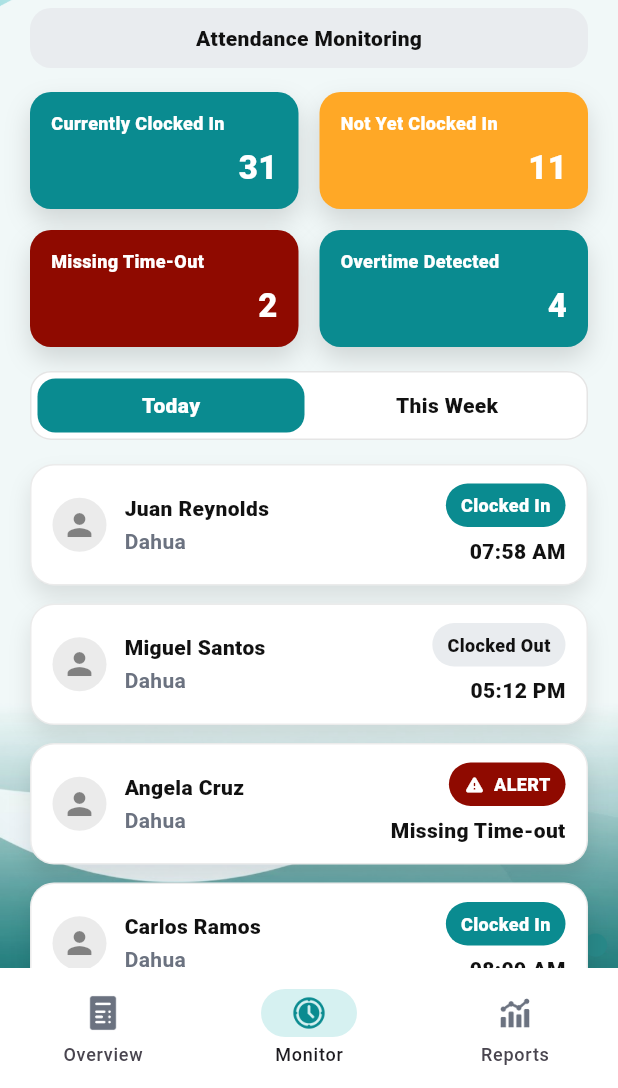
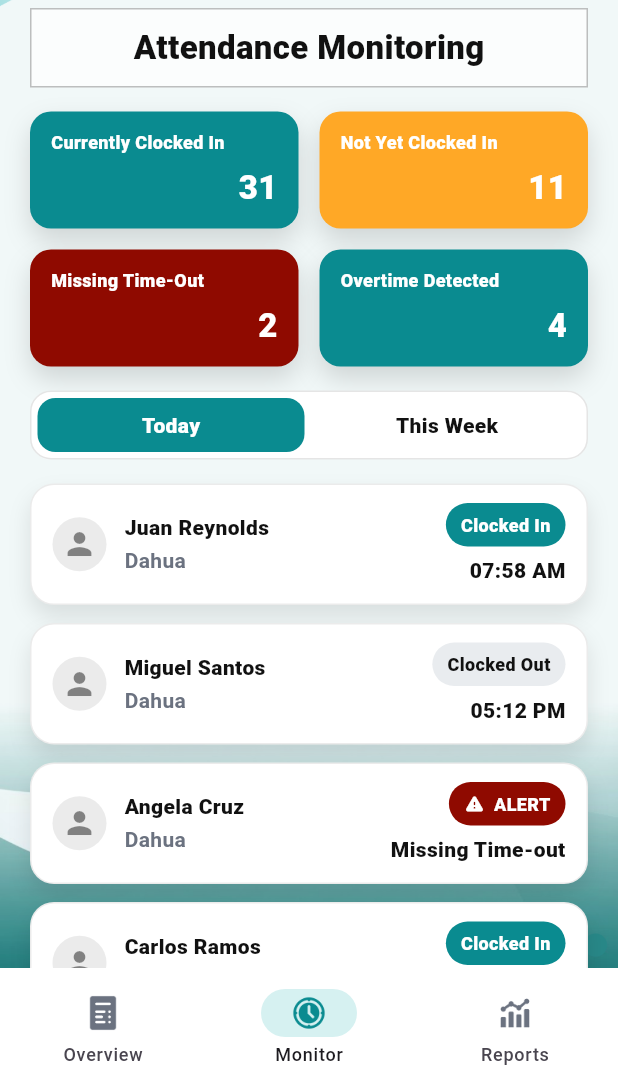
Before and after one commit to smiggy10/nutech_app_backup, a Flutter app: the AdminShell screen opened by its route, item 2 of the bottom bar chosen, on a phone screen of 412 x 824 dp, the part 148-1236 px from its top. Run offline on Flutter 3.47's test engine with Material 3 defaults, Android fonts, the light colour scheme and no system bars; our stand-ins replace device_preview, image_cropper, image_picker, table_calendar.

Commit message:
Updated attendance UI

```diff
--- a/nutech_app/lib/screens/admin/pages/admin_monitor_page.dart
+++ b/nutech_app/lib/screens/admin/pages/admin_monitor_page.dart
@@ -134,15 +134,19 @@ class _SectionPill extends StatelessWidget {
   @override
   Widget build(BuildContext context) {
     return Container(
+      width: double.infinity,
       padding: const EdgeInsets.symmetric(vertical: 10),
       decoration: BoxDecoration(
-        color: const Color(0xFFE9ECEF),
-        borderRadius: BorderRadius.circular(14),
+        color: Colors.white.withOpacity(0.75),
+        border: Border.all(color: Colors.black.withOpacity(0.25)),
       ),
-      child: Center(
+      child: const Center(
         child: Text(
-          title,
-          style: const TextStyle(fontWeight: FontWeight.w900),
+          'Attendance Monitoring',
+          style: TextStyle(
+            fontSize: 22,
+            fontWeight: FontWeight.w800,
+          ),
         ),
       ),
     );
```
